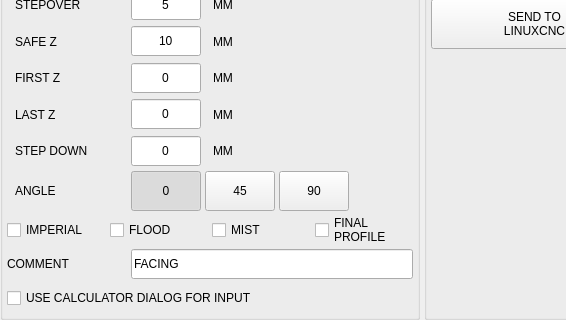
This is utils/facing.ui in persei802/QtDragon_hd as Qt 5 draws it before an edit; both pictures show x 0 to 566 and y 296 to 616 of the 1066 by 616 pixel window. The edited form follows.
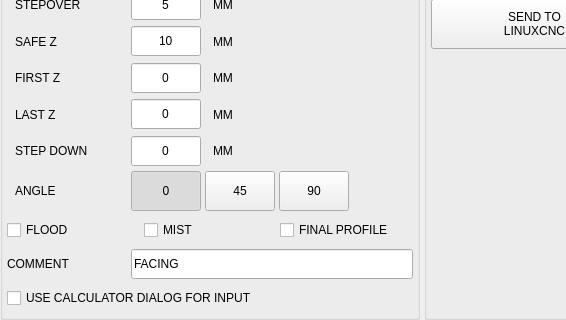
This is the edited form.

```diff
--- a/utils/facing.ui
+++ b/utils/facing.ui
@@ -1266,31 +1266,6 @@
            <property name="topMargin">
             <number>0</number>
            </property>
-           <item>
-            <widget class="QCheckBox" name="chk_units">
-             <property name="sizePolicy">
-              <sizepolicy hsizetype="Preferred" vsizetype="Preferred">
-               <horstretch>0</horstretch>
-               <verstretch>0</verstretch>
-              </sizepolicy>
-             </property>
-             <property name="minimumSize">
-              <size>
-               <width>0</width>
-               <height>30</height>
-              </size>
-             </property>
-             <property name="maximumSize">
-              <size>
-               <width>16777215</width>
-               <height>30</height>
-              </size>
-             </property>
-             <property name="text">
-              <string>IMPERIAL</string>
-             </property>
-            </widget>
-           </item>
            <item>
             <widget class="QCheckBox" name="chk_flood">
              <property name="sizePolicy">
@@ -1365,8 +1340,7 @@
               <string>Add final profile path after facing</string>
              </property>
              <property name="text">
-              <string>FINAL
-PROFILE</string>
+              <string>FINAL PROFILE</string>
              </property>
             </widget>
            </item>
```
